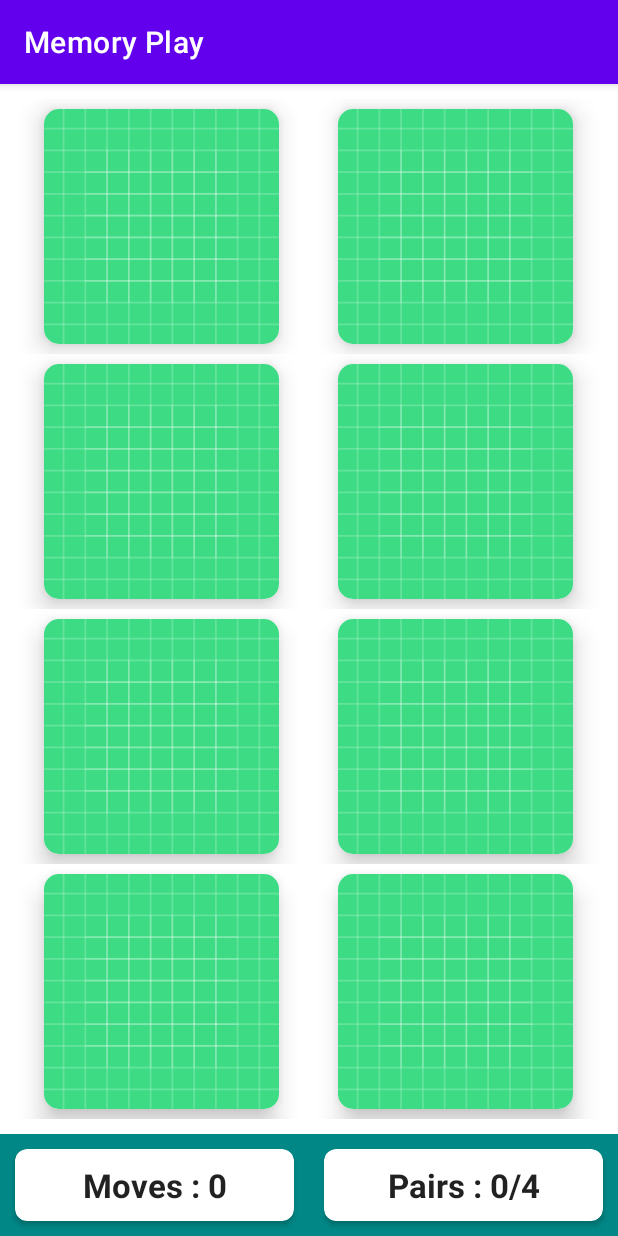
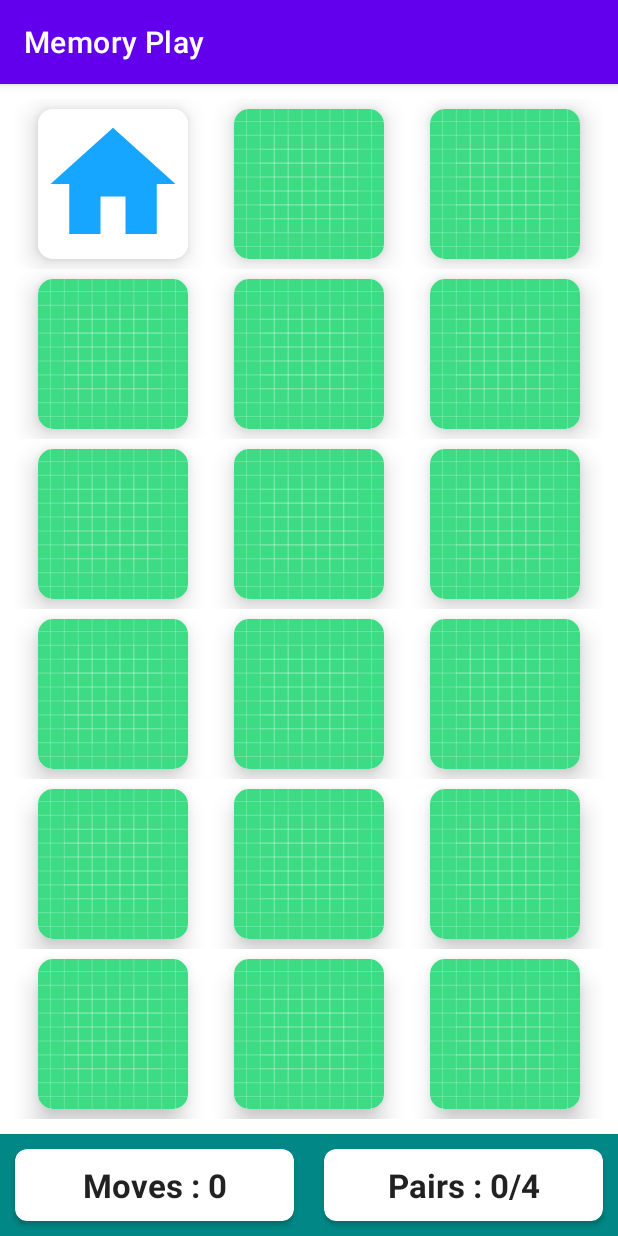
Before and after one commit to ashgautamDev/MemoryPlay, an Android app: the screen it shows after launch (MainActivity), after a tap on an icon or button, on a phone screen of 412 x 824 dp. Run offline under Robolectric (Android 15) with nearby library versions, the phone set to English and light mode, and no system bars.

```diff
--- a/app/src/main/java/com/example/memoryplay/Adapters/MemoryBoardAdapter.kt
+++ b/app/src/main/java/com/example/memoryplay/Adapters/MemoryBoardAdapter.kt
@@ -1,27 +1,38 @@
 package com.example.memoryplay.Adapters
 
 import android.content.Context
-import android.util.Log
 import android.view.LayoutInflater
 import android.view.View
 import android.view.ViewGroup
 import android.widget.ImageButton
 import androidx.cardview.widget.CardView
+import androidx.core.content.ContextCompat
+import androidx.core.view.ViewCompat
 import androidx.recyclerview.widget.RecyclerView
 import com.example.memoryplay.R
+import com.example.memoryplay.modles.BoardSize
+import com.example.memoryplay.modles.MemoryCard
 import kotlin.math.min
 
-class MemoryBoardAdapter(private val context: Context, private val numPiece: Int) :
+class MemoryBoardAdapter(
+    private val context: Context,
+    private val boardSize: BoardSize,
+    private val cards : List<MemoryCard>,
+    private val cardclickListner: CardclickListner
+) :
     RecyclerView.Adapter<MemoryBoardAdapter.BoardViewHolder>() {
 
     companion object {
         private const val MARGIN_SIZE = 10
-private val TAG = "MemoryBoardAdapter"
+
+    }
+    interface CardclickListner{
+        fun OncardClickListener(position: Int)
     }
 
     override fun onCreateViewHolder(parent: ViewGroup, viewType: Int): BoardViewHolder {
-        val cardwidth = parent.width / 2 -(MARGIN_SIZE*2)
-        val cardheight = parent.height / 4-(MARGIN_SIZE*2)
+        val cardwidth = parent.width / boardSize.getColums() - (MARGIN_SIZE*2)
+        val cardheight = parent.height /boardSize.getRows() - (MARGIN_SIZE*2)
         val cardsidelength = min(cardwidth, cardheight)
 
         val view = LayoutInflater.from(context).inflate(R.layout.item_piece, parent, false)
@@ -39,13 +50,25 @@ private val TAG = "MemoryBoardAdapter"
         holder.bind(position)
     }
 
-    override fun getItemCount() = numPiece
+    override fun getItemCount() = boardSize.numOfCards
 
     inner class BoardViewHolder(itemView: View) : RecyclerView.ViewHolder(itemView) {
 
         private val imageButton= itemView.findViewById<ImageButton>(R.id.imageButton)
         fun bind(position: Int) {
-            imageButton.setOnClickListener { Log.i(TAG, "bind: the position is $position ") }
+            val memoryCard = cards[position]
+
+            imageButton.setImageResource(if (memoryCard.isFaceUp ) memoryCard.identifier
+                    else R.drawable.ic_launcher_background )
+
+            imageButton.alpha = if (memoryCard.isMatched) .4f else 1.0f
+            val colorStateChange = if (memoryCard.isMatched) ContextCompat.getColorStateList(context, R.color.gray) else null
+            ViewCompat.setBackgroundTintList(imageButton, colorStateChange)
+
+            imageButton.setOnClickListener {
+                cardclickListner.OncardClickListener(position)
+
+            }
 
 
         }
--- a/app/src/main/java/com/example/memoryplay/MainActivity.kt
+++ b/app/src/main/java/com/example/memoryplay/MainActivity.kt
@@ -2,16 +2,27 @@ package com.example.memoryplay
 
 import android.os.Bundle
 import android.widget.TextView
+import android.widget.Toast
 import androidx.appcompat.app.AppCompatActivity
 import androidx.recyclerview.widget.GridLayoutManager
 import androidx.recyclerview.widget.RecyclerView
 import com.example.memoryplay.Adapters.MemoryBoardAdapter
+import com.example.memoryplay.modles.BoardSize
+import com.example.memoryplay.modles.MemoryGame
 
 class MainActivity : AppCompatActivity() {
 
+    private lateinit var adapter: MemoryBoardAdapter
+    private lateinit var memoryGame: MemoryGame
     private lateinit var rvBoard: RecyclerView
     private lateinit var tvMoves: TextView
     private lateinit var tvPairs: TextView
+
+    private var boardSize: BoardSize = BoardSize.MEDIUM
+
+    companion object {
+        val TAG = "main activity"
+    }
 
     override fun onCreate(savedInstanceState: Bundle?) {
         super.onCreate(savedInstanceState)
@@ -21,14 +32,36 @@ class MainActivity : AppCompatActivity() {
         tvMoves = findViewById(R.id.tvMoves)
         tvPairs = findViewById(R.id.tvPairs)
 
-      initRecylerview()
+        initRecylerview()
 
     }
 
     private fun initRecylerview() {
-        rvBoard.adapter = MemoryBoardAdapter(this, 8)
+
+        memoryGame = MemoryGame(boardSize)
+        adapter = MemoryBoardAdapter(this, boardSize, memoryGame.cards,
+            object : MemoryBoardAdapter.CardclickListner {
+                override fun OncardClickListener(position: Int) {
+                    updateOverCardflip(position)
+                }
+            })
+        rvBoard.adapter = adapter
         rvBoard.setHasFixedSize(true)
-        rvBoard.layoutManager = GridLayoutManager(this, 2)
+        rvBoard.layoutManager = GridLayoutManager(this, boardSize.getColums())
+    }
+
+    private fun updateOverCardflip(position: Int) {
+
+        //errors handeling
+        if ( memoryGame.wonAGame()){
+            Toast.makeText(this, "You Won !!", Toast.LENGTH_LONG).show()
+            return
+        }
+        if (memoryGame.isFacedUp(position)){
+            Toast.makeText(this, "INVALID MOVE", Toast.LENGTH_SHORT).show()
+            return}
+        memoryGame.flipCard(position)
+        adapter.notifyDataSetChanged()
     }
 
 
--- /dev/null
+++ b/app/src/main/java/com/example/memoryplay/Utils/Constants.kt
@@ -0,0 +1,18 @@
+package com.example.memoryplay.Utils
+
+import com.example.memoryplay.R
+
+val DEFAULT_ICONS =  listOf(
+    R.drawable.ic_alarm,
+    R.drawable.ic_bulb,
+    R.drawable.ic_car,
+    R.drawable.ic_cloud,
+    R.drawable.ic_fire,
+    R.drawable.ic_flight,
+    R.drawable.ic_flower,
+    R.drawable.ic_girl,
+    R.drawable.ic_home,
+    R.drawable.ic_umbrella,
+    R.drawable.ic_truck,
+    R.drawable.ic_music,
+)
--- /dev/null
+++ b/app/src/main/java/com/example/memoryplay/modles/BoardSize.kt
@@ -0,0 +1,22 @@
+package com.example.memoryplay.modles
+
+enum class BoardSize(val numOfCards: Int) {
+    EASY(8),
+    MEDIUM(18),
+    HARD(24);
+
+    fun getColums(): Int {
+        return when (this) {
+            EASY -> 2
+            MEDIUM -> 3
+            HARD -> 4
+        }
+
+    }
+    fun getRows() : Int{
+        return numOfCards/getColums()
+    }
+    fun numOfPairs() : Int{
+        return numOfCards/2
+    }
+}
--- /dev/null
+++ b/app/src/main/java/com/example/memoryplay/modles/MemoryCard.kt
@@ -0,0 +1,8 @@
+package com.example.memoryplay.modles
+
+
+data class MemoryCard(
+    val identifier: Int,
+    var isFaceUp : Boolean = false,
+    var isMatched: Boolean = false
+)
--- /dev/null
+++ b/app/src/main/java/com/example/memoryplay/modles/MemoryGame.kt
@@ -0,0 +1,73 @@
+package com.example.memoryplay.modles
+
+import android.util.Log
+import com.example.memoryplay.Utils.DEFAULT_ICONS
+
+class MemoryGame(private val boardSize: BoardSize) {
+
+    val cards: List<MemoryCard>
+    var numofPairsfound = 0
+    private var indexofsingleselectedCard: Int? = null
+
+    companion object {
+        val TAG = "chck fun"
+    }
+
+    init {
+        // logic for taking random images
+        val chooseImage = DEFAULT_ICONS.shuffled().take(boardSize.numOfPairs())
+        val randomizedImage = (chooseImage + chooseImage).shuffled()
+        cards = randomizedImage.map { MemoryCard(it) }
+    }
+
+    fun flipCard(position: Int): Boolean {
+        val card = cards[position]
+        var matchFound = false
+        // we have 3 cases here /
+        // 0 card flipped >> restore card + flip over
+        // 1 card flipped >> filp over and check for a mathch
+        // 2 card flipped >> restore cards and flip over current card
+
+        //case 1 and 2
+        if (indexofsingleselectedCard == null) {
+            restoreCards()
+            indexofsingleselectedCard = position
+        } else {
+            val matchFound = checkforTheMatch(indexofsingleselectedCard!!, position)
+            indexofsingleselectedCard = null
+        }
+
+        card.isFaceUp = !card.isFaceUp
+        return matchFound
+    }
+
+    private fun checkforTheMatch(position1: Int, position2: Int): Boolean {
+        if (cards[position1].identifier != cards[position2].identifier) {
+            return false
+        }
+        cards[position1].isMatched = true
+        cards[position2].isMatched = true
+        numofPairsfound++
+        Log.i(TAG, "chekforTheMatch: num of pairs found $numofPairsfound")
+        return true
+
+    }
+
+    // This function will make previous card down
+    private fun restoreCards() {
+        for (card in cards) {
+            if (!card.isMatched) {
+                card.isFaceUp = false
+            }
+        }
+    }
+
+    fun wonAGame(): Boolean {
+        return numofPairsfound == boardSize.numOfPairs()
+    }
+
+    fun isFacedUp(position: Int): Boolean {
+        return cards[position].isFaceUp
+    }
+
+}
--- /dev/null
+++ b/app/src/main/res/drawable/ic_alarm.xml
@@ -0,0 +1,5 @@
+<vector android:height="24dp" android:tint="#00FF00"
+    android:viewportHeight="24" android:viewportWidth="24"
+    android:width="24dp" xmlns:android="http://schemas.android.com/apk/res/android">
+    <path android:fillColor="@android:color/white" android:pathData="M22,5.72l-4.6,-3.86 -1.29,1.53 4.6,3.86L22,5.72zM7.88,3.39L6.6,1.86 2,5.71l1.29,1.53 4.59,-3.85zM12.5,8L11,8v6l4.75,2.85 0.75,-1.23 -4,-2.37L12.5,8zM12,4c-4.97,0 -9,4.03 -9,9s4.02,9 9,9c4.97,0 9,-4.03 9,-9s-4.03,-9 -9,-9zM12,20c-3.87,0 -7,-3.13 -7,-7s3.13,-7 7,-7 7,3.13 7,7 -3.13,7 -7,7z"/>
+</vector>
--- /dev/null
+++ b/app/src/main/res/drawable/ic_bulb.xml
@@ -0,0 +1,5 @@
+<vector android:height="24dp" android:tint="#009696"
+    android:viewportHeight="24" android:viewportWidth="24"
+    android:width="24dp" xmlns:android="http://schemas.android.com/apk/res/android">
+    <path android:fillColor="@android:color/white" android:pathData="M12,3c-0.46,0 -0.93,0.04 -1.4,0.14C7.84,3.67 5.64,5.9 5.12,8.66c-0.48,2.61 0.48,5.01 2.22,6.56C7.77,15.6 8,16.13 8,16.69V19c0,1.1 0.9,2 2,2h0.28c0.35,0.6 0.98,1 1.72,1s1.38,-0.4 1.72,-1H14c1.1,0 2,-0.9 2,-2v-2.31c0,-0.55 0.22,-1.09 0.64,-1.46C18.09,13.95 19,12.08 19,10C19,6.13 15.87,3 12,3zM14,19h-4v-1h4V19zM14,17h-4v-1h4V17zM12.5,11.41V14h-1v-2.59L9.67,9.59l0.71,-0.71L12,10.5l1.62,-1.62l0.71,0.71L12.5,11.41z"/>
+</vector>
--- /dev/null
+++ b/app/src/main/res/drawable/ic_car.xml
@@ -0,0 +1,5 @@
+<vector android:height="24dp" android:tint="#969600"
+    android:viewportHeight="24" android:viewportWidth="24"
+    android:width="24dp" xmlns:android="http://schemas.android.com/apk/res/android">
+    <path android:fillColor="@android:color/white" android:pathData="M18.92,6.01C18.72,5.42 18.16,5 17.5,5h-11c-0.66,0 -1.21,0.42 -1.42,1.01L3,12v8c0,0.55 0.45,1 1,1h1c0.55,0 1,-0.45 1,-1v-1h12v1c0,0.55 0.45,1 1,1h1c0.55,0 1,-0.45 1,-1v-8l-2.08,-5.99zM6.5,16c-0.83,0 -1.5,-0.67 -1.5,-1.5S5.67,13 6.5,13s1.5,0.67 1.5,1.5S7.33,16 6.5,16zM17.5,16c-0.83,0 -1.5,-0.67 -1.5,-1.5s0.67,-1.5 1.5,-1.5 1.5,0.67 1.5,1.5 -0.67,1.5 -1.5,1.5zM5,11l1.5,-4.5h11L19,11L5,11z"/>
+</vector>
--- /dev/null
+++ b/app/src/main/res/drawable/ic_cloud.xml
@@ -0,0 +1,5 @@
+<vector android:height="24dp" android:tint="#FF00FF"
+    android:viewportHeight="24" android:viewportWidth="24"
+    android:width="24dp" xmlns:android="http://schemas.android.com/apk/res/android">
+    <path android:fillColor="@android:color/white" android:pathData="M19.35,10.04C18.67,6.59 15.64,4 12,4 9.11,4 6.6,5.64 5.35,8.04 2.34,8.36 0,10.91 0,14c0,3.31 2.69,6 6,6h13c2.76,0 5,-2.24 5,-5 0,-2.64 -2.05,-4.78 -4.65,-4.96z"/>
+</vector>
--- /dev/null
+++ b/app/src/main/res/drawable/ic_fire.xml
@@ -0,0 +1,5 @@
+<vector android:height="24dp" android:tint="#FF2000"
+    android:viewportHeight="24" android:viewportWidth="24"
+    android:width="24dp" xmlns:android="http://schemas.android.com/apk/res/android">
+    <path android:fillColor="@android:color/white" android:pathData="M19.48,12.35c-1.57,-4.08 -7.16,-4.3 -5.81,-10.23c0.1,-0.44 -0.37,-0.78 -0.75,-0.55C9.29,3.71 6.68,8 8.87,13.62c0.18,0.46 -0.36,0.89 -0.75,0.59c-1.81,-1.37 -2,-3.34 -1.84,-4.75c0.06,-0.52 -0.62,-0.77 -0.91,-0.34C4.69,10.16 4,11.84 4,14.37c0.38,5.6 5.11,7.32 6.81,7.54c2.43,0.31 5.06,-0.14 6.95,-1.87C19.84,18.11 20.6,15.03 19.48,12.35zM10.2,17.38c1.44,-0.35 2.18,-1.39 2.38,-2.31c0.33,-1.43 -0.96,-2.83 -0.09,-5.09c0.33,1.87 3.27,3.04 3.27,5.08C15.84,17.59 13.1,19.76 10.2,17.38z"/>
+</vector>
--- /dev/null
+++ b/app/src/main/res/drawable/ic_flight.xml
@@ -0,0 +1,5 @@
+<vector android:height="24dp" android:tint="#FF0000"
+    android:viewportHeight="24" android:viewportWidth="24"
+    android:width="24dp" xmlns:android="http://schemas.android.com/apk/res/android">
+    <path android:fillColor="@android:color/white" android:pathData="M22,16v-2l-8.5,-5V3.5C13.5,2.67 12.83,2 12,2s-1.5,0.67 -1.5,1.5V9L2,14v2l8.5,-2.5V19L8,20.5L8,22l4,-1l4,1l0,-1.5L13.5,19v-5.5L22,16z"/>
+</vector>
--- /dev/null
+++ b/app/src/main/res/drawable/ic_flower.xml
@@ -0,0 +1,5 @@
+<vector android:height="24dp" android:tint="#0A9678"
+    android:viewportHeight="24" android:viewportWidth="24"
+    android:width="24dp" xmlns:android="http://schemas.android.com/apk/res/android">
+    <path android:fillColor="@android:color/white" android:pathData="M18.7,12.4c-0.28,-0.16 -0.57,-0.29 -0.86,-0.4 0.29,-0.11 0.58,-0.24 0.86,-0.4 1.92,-1.11 2.99,-3.12 3,-5.19 -1.79,-1.03 -4.07,-1.11 -6,0 -0.28,0.16 -0.54,0.35 -0.78,0.54 0.05,-0.31 0.08,-0.63 0.08,-0.95 0,-2.22 -1.21,-4.15 -3,-5.19C10.21,1.85 9,3.78 9,6c0,0.32 0.03,0.64 0.08,0.95 -0.24,-0.2 -0.5,-0.39 -0.78,-0.55 -1.92,-1.11 -4.2,-1.03 -6,0 0,2.07 1.07,4.08 3,5.19 0.28,0.16 0.57,0.29 0.86,0.4 -0.29,0.11 -0.58,0.24 -0.86,0.4 -1.92,1.11 -2.99,3.12 -3,5.19 1.79,1.03 4.07,1.11 6,0 0.28,-0.16 0.54,-0.35 0.78,-0.54 -0.05,0.32 -0.08,0.64 -0.08,0.96 0,2.22 1.21,4.15 3,5.19 1.79,-1.04 3,-2.97 3,-5.19 0,-0.32 -0.03,-0.64 -0.08,-0.95 0.24,0.2 0.5,0.38 0.78,0.54 1.92,1.11 4.2,1.03 6,0 -0.01,-2.07 -1.08,-4.08 -3,-5.19zM12,16c-2.21,0 -4,-1.79 -4,-4s1.79,-4 4,-4 4,1.79 4,4 -1.79,4 -4,4z"/>
+</vector>
--- /dev/null
+++ b/app/src/main/res/drawable/ic_girl.xml
@@ -0,0 +1,5 @@
+<vector android:height="24dp" android:tint="#960096"
+    android:viewportHeight="24" android:viewportWidth="24"
+    android:width="24dp" xmlns:android="http://schemas.android.com/apk/res/android">
+    <path android:fillColor="@android:color/white" android:pathData="M9,11.75c-0.69,0 -1.25,0.56 -1.25,1.25s0.56,1.25 1.25,1.25 1.25,-0.56 1.25,-1.25 -0.56,-1.25 -1.25,-1.25zM15,11.75c-0.69,0 -1.25,0.56 -1.25,1.25s0.56,1.25 1.25,1.25 1.25,-0.56 1.25,-1.25 -0.56,-1.25 -1.25,-1.25zM12,2C6.48,2 2,6.48 2,12s4.48,10 10,10 10,-4.48 10,-10S17.52,2 12,2zM12,20c-4.41,0 -8,-3.59 -8,-8 0,-0.29 0.02,-0.58 0.05,-0.86 2.36,-1.05 4.23,-2.98 5.21,-5.37C11.07,8.33 14.05,10 17.42,10c0.78,0 1.53,-0.09 2.25,-0.26 0.21,0.71 0.33,1.47 0.33,2.26 0,4.41 -3.59,8 -8,8z"/>
+</vector>
--- /dev/null
+++ b/app/src/main/res/drawable/ic_home.xml
@@ -0,0 +1,5 @@
+<vector android:height="24dp" android:tint="#16A5FF"
+    android:viewportHeight="24" android:viewportWidth="24"
+    android:width="24dp" xmlns:android="http://schemas.android.com/apk/res/android">
+    <path android:fillColor="@android:color/white" android:pathData="M10,20v-6h4v6h5v-8h3L12,3 2,12h3v8z"/>
+</vector>
--- /dev/null
+++ b/app/src/main/res/drawable/ic_music.xml
@@ -0,0 +1,5 @@
+<vector android:height="24dp" android:tint="#0000FF"
+    android:viewportHeight="24" android:viewportWidth="24"
+    android:width="24dp" xmlns:android="http://schemas.android.com/apk/res/android">
+    <path android:fillColor="@android:color/white" android:pathData="M12,3v9.28c-0.47,-0.17 -0.97,-0.28 -1.5,-0.28C8.01,12 6,14.01 6,16.5S8.01,21 10.5,21c2.31,0 4.2,-1.75 4.45,-4H15V6h4V3h-7z"/>
+</vector>
--- /dev/null
+++ b/app/src/main/res/drawable/ic_truck.xml
@@ -0,0 +1,5 @@
+<vector android:height="24dp" android:tint="#FFFF00"
+    android:viewportHeight="24" android:viewportWidth="24"
+    android:width="24dp" xmlns:android="http://schemas.android.com/apk/res/android">
+    <path android:fillColor="@android:color/white" android:pathData="M17,5L3,5c-1.1,0 -2,0.89 -2,2v9h2c0,1.65 1.34,3 3,3s3,-1.35 3,-3h5.5c0,1.65 1.34,3 3,3s3,-1.35 3,-3L23,16v-5l-6,-6zM3,11L3,7h4v4L3,11zM6,17.5c-0.83,0 -1.5,-0.67 -1.5,-1.5s0.67,-1.5 1.5,-1.5 1.5,0.67 1.5,1.5 -0.67,1.5 -1.5,1.5zM13,11L9,11L9,7h4v4zM17.5,17.5c-0.83,0 -1.5,-0.67 -1.5,-1.5s0.67,-1.5 1.5,-1.5 1.5,0.67 1.5,1.5 -0.67,1.5 -1.5,1.5zM15,11L15,7h1l4,4h-5z"/>
+</vector>
--- /dev/null
+++ b/app/src/main/res/drawable/ic_umbrella.xml
@@ -0,0 +1,5 @@
+<vector android:height="24dp" android:tint="#00FFFF"
+    android:viewportHeight="24" android:viewportWidth="24"
+    android:width="24dp" xmlns:android="http://schemas.android.com/apk/res/android">
+    <path android:fillColor="@android:color/white" android:pathData="M13.127,14.56l1.43,-1.43 6.44,6.443L19.57,21zM17.42,8.83l2.86,-2.86c-3.95,-3.95 -10.35,-3.96 -14.3,-0.02 3.93,-1.3 8.31,-0.25 11.44,2.88zM5.95,5.98c-3.94,3.95 -3.93,10.35 0.02,14.3l2.86,-2.86C5.7,14.29 4.65,9.91 5.95,5.98zM5.97,5.96l-0.01,0.01c-0.38,3.01 1.17,6.88 4.3,10.02l5.73,-5.73c-3.13,-3.13 -7.01,-4.68 -10.02,-4.3z"/>
+</vector>
--- a/app/src/main/res/layout/activity_main.xml
+++ b/app/src/main/res/layout/activity_main.xml
@@ -61,6 +61,7 @@
         android:layout_width="0dp"
         android:layout_height="0dp"
         android:layout_margin="10dp"
+        android:overScrollMode="never"
         app:layout_constraintBottom_toTopOf="@+id/llGameInfo"
         app:layout_constraintEnd_toEndOf="parent"
         app:layout_constraintHorizontal_bias="0.842"
--- a/app/src/main/res/values/colors.xml
+++ b/app/src/main/res/values/colors.xml
@@ -7,4 +7,6 @@
     <color name="teal_700">#FF018786</color>
     <color name="black">#FF000000</color>
     <color name="white">#FFFFFFFF</color>
+    <color name="gray">#E0E0E0</color>
+
 </resources>
```
